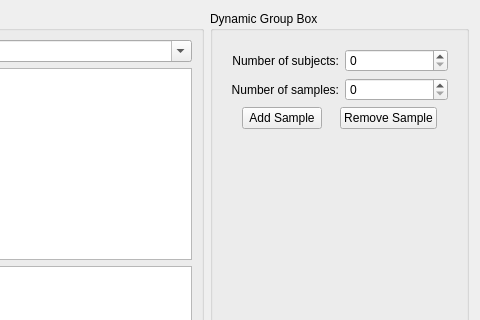
Old version of the form mapclientplugins/generatesdsstep/qt/generatesdswidget.ui in the repository mapclient-plugins/mapclientplugins.generatesds; both pictures show x 545 to 1025 and y 0 to 320 of the 1025 by 871 pixel window.
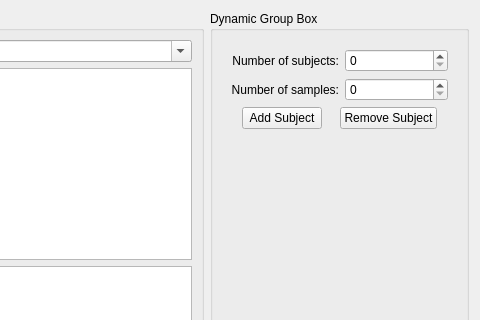
New version of the form.

Commit message: Add add subject and remove subject buttons to subject and sample group box.

What changed in the file:
```diff
--- a/mapclientplugins/generatesdsstep/qt/generatesdswidget.ui
+++ b/mapclientplugins/generatesdsstep/qt/generatesdswidget.ui
@@ -646,7 +646,7 @@
                  <item>
                   <widget class="QPushButton" name="pushButtonAddSample">
                    <property name="text">
-                    <string>Add Sample</string>
+                    <string>Add Subject</string>
                    </property>
                   </widget>
                  </item>
@@ -666,7 +666,7 @@
                  <item>
                   <widget class="QPushButton" name="pushButtonRemoveSample">
                    <property name="text">
-                    <string>Remove Sample</string>
+                    <string>Remove Subject</string>
                    </property>
                   </widget>
                  </item>
```
Left out of the diff: 4 changed lines with no effect on the pictures. The commit also changes 2 other files.
